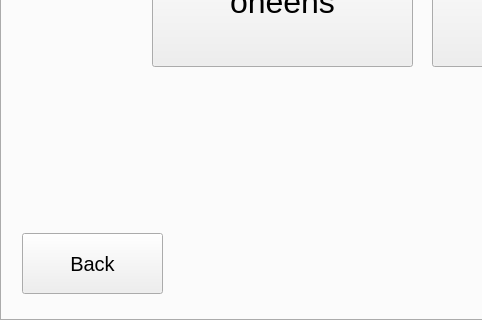
Old version of the form sorteerhoed.ui in the repository DanielNowOnGitHub/Sorteerhoed; both pictures show x 0 to 482 and y 450 to 770 of the 1082 by 770 pixel window.
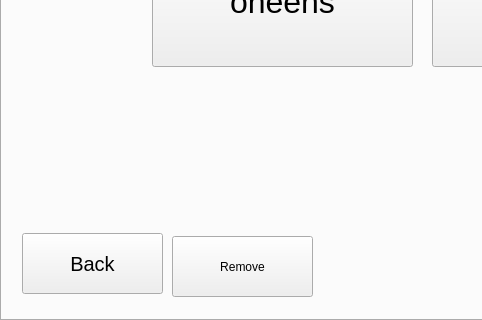
New version of the form. The open tabs and pages were chosen to show the change. Icons and pictures are not drawn.

Patch:
```diff
--- a/sorteerhoed.ui
+++ b/sorteerhoed.ui
@@ -196,6 +196,19 @@
       <string>PushButton</string>
      </property>
     </widget>
+    <widget class="QPushButton" name="Remove">
+     <property name="geometry">
+      <rect>
+       <x>170</x>
+       <y>680</y>
+       <width>141</width>
+       <height>61</height>
+      </rect>
+     </property>
+     <property name="text">
+      <string>Remove</string>
+     </property>
+    </widget>
    </widget>
    <widget class="QWidget" name="uitslagscherm">
     <attribute name="title">
```
